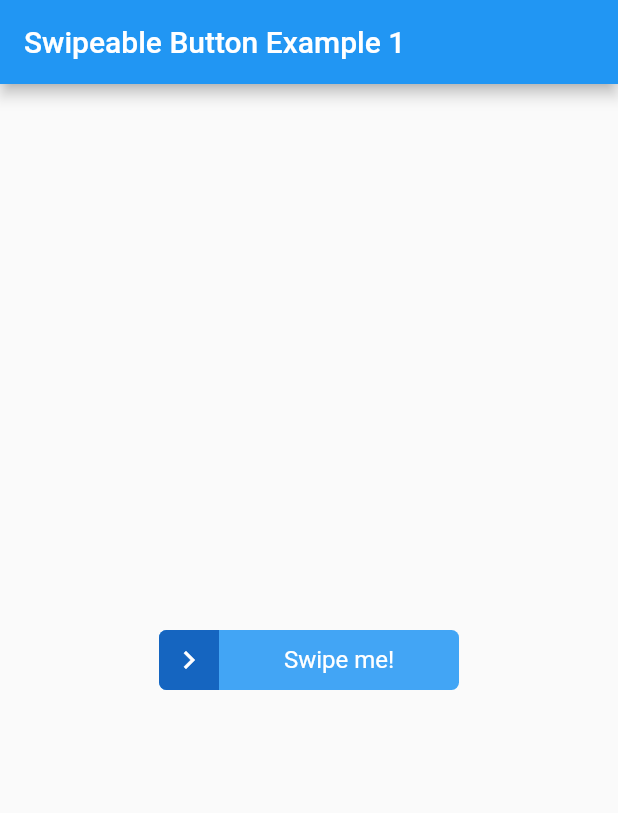
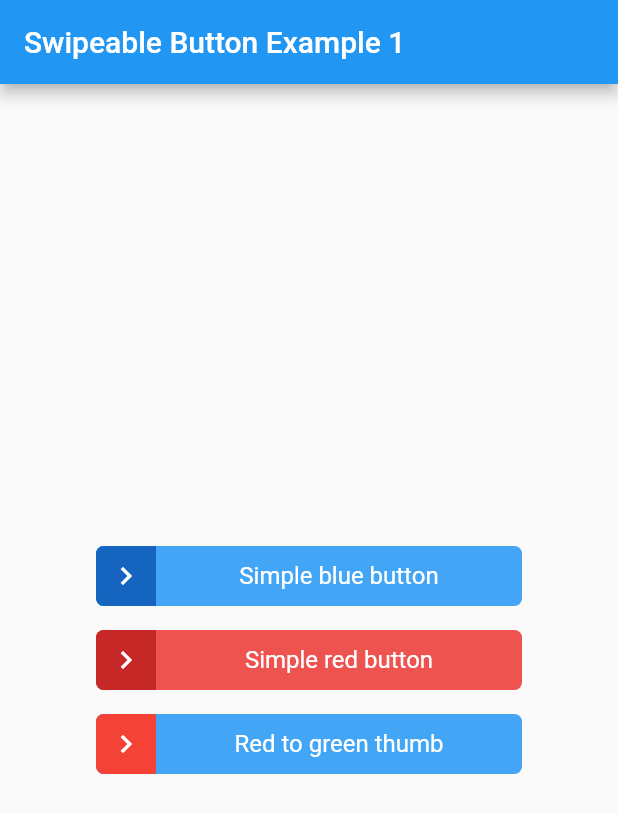
Before and after one commit to dthach4/swipeable_button, a Flutter app: the screen it shows after launch, on a phone screen of 412 x 824 dp. Shown: the top 813 px of the screen. Run offline on Flutter 3.47's test engine with Material 2 defaults, Android fonts, the phone set to English and light mode, and no system bars.

Commit message:
Ver. 0.1.0, unformatted

```diff
--- a/example/swipeable_button_example_1/lib/main.dart
+++ b/example/swipeable_button_example_1/lib/main.dart
@@ -27,9 +27,14 @@ class SwipeableButtonExample1HomePage extends StatelessWidget {
     ),
     body: Center(
       child: SizedBox(
-        width: 200.0,
-        child: SwipeableButton(
-          label: const Center(child: Text("Swipe me!", style: TextStyle(color: Colors.white, fontSize: 16.0))),
+        width: 300.0,
+        child: Column(
+          mainAxisAlignment: MainAxisAlignment.center,
+          children: <Widget>[
+            Padding(
+              padding: const EdgeInsets.all(8.0),
+              child: SwipeableButton.simple(
+                label: const Center(child: Text("Simple blue button", style: TextStyle(color: Colors.white, fontSize: 16.0))),
                 color: Colors.blue.shade400,
                 thumbColor: Colors.blue.shade800,
                 onSwipe: () {
@@ -39,6 +44,48 @@ class SwipeableButtonExample1HomePage extends StatelessWidget {
                 }
               ),
             ),
+            Padding(
+              padding: const EdgeInsets.all(8.0),
+              child: SwipeableButton.simple(
+                label: const Center(child: Text("Simple red button", style: TextStyle(color: Colors.white, fontSize: 16.0))),
+                color: Colors.red.shade400,
+                thumbColor: Colors.red.shade800,
+                onSwipe: () {
+                  ScaffoldMessenger.of(context).showSnackBar(
+                    const SnackBar(content: Text("Thank you for swiping!"),)
+                  );
+                }
+              ),
+            ),
+            Padding(
+              padding: const EdgeInsets.all(8.0),
+              child: SwipeableButton(
+                label: const Center(child: Text("Red to green thumb", style: TextStyle(color: Colors.white, fontSize: 16.0))),
+                color: Colors.blue.shade400,
+                thumbBuilder: (BuildContext context, double swipedFraction, bool hasSwiped) => DecoratedBox(
+                  decoration: BoxDecoration(color: Color.lerp(Colors.red, Colors.green, swipedFraction)),
+                  child: Row(
+                    mainAxisAlignment: MainAxisAlignment.end,
+                    children: <Widget>[
+                      SizedBox(
+                        width: 40.0,
+                        child: hasSwiped
+                          ? const Icon(Icons.check, color: Colors.white)
+                          : const Icon(Icons.chevron_right, color: Colors.white),
+                      ),
+                    ],
+                  ),
+                ),
+                onSwipe: () {
+                  ScaffoldMessenger.of(context).showSnackBar(
+                    const SnackBar(content: Text("Thank you for swiping!"),)
+                  );
+                }
+              ),
+            ),
+          ],
+        ),
+      ),
     ),
   );
 
--- a/lib/swipeable_button.dart
+++ b/lib/swipeable_button.dart
@@ -56,8 +56,11 @@ class SwipeableButton extends StatefulWidget {
   /// The color of the button.
   final Color? color;
 
-  /// The color of the thumb of the button.
-  final Color? thumbColor;
+  /// Returns a widget representing the thumb of the button, based on the
+  /// [context], the amount of swipe applied to the button (from 0.0 to
+  /// 1.0) as [swipedFraction] and whether the swipe has been completed at least
+  /// once as [hasSwiped].
+  final Widget Function(BuildContext context, double swipedFraction, bool hasSwiped) thumbBuilder;
 
   /// The border radius of the button.
   final BorderRadius? borderRadius;
@@ -70,9 +73,41 @@ class SwipeableButton extends StatefulWidget {
     this.oneTime = true,
     this.label,
     this.color,
-    this.thumbColor,
+    required this.thumbBuilder,
     this.borderRadius,
   }): super(key: key);
+
+  /// Creates a [SwipeableButton] with a simplified constructor. It uses a
+  /// default thumb, but the [thumbColor] can be changed. If no [thumbColor] has
+  /// been provided, it uses the primary color of the context's theme.
+  SwipeableButton.simple({
+    Key? key,
+    required this.onSwipe,
+    this.height = 40.0,
+    this.minThumbWidth = 40.0,
+    this.oneTime = true,
+    this.label,
+    this.color,
+    Color? thumbColor,
+    this.borderRadius,
+  }) :
+    thumbBuilder = (
+      (BuildContext context, double swipedFraction, bool hasSwiped) => DecoratedBox(
+        decoration: BoxDecoration(color: thumbColor ?? Theme.of(context).primaryColor),
+        child: Row(
+          mainAxisAlignment: MainAxisAlignment.end,
+          children: <Widget>[
+            SizedBox(
+              width: minThumbWidth,
+              child: hasSwiped && oneTime
+                ? const Icon(Icons.check, color: Colors.white)
+                : const Icon(Icons.chevron_right, color: Colors.white),
+            ),
+          ],
+        ),
+      )
+    ),
+    super(key: key);
 
   @override
   State<SwipeableButton> createState() => _SwipeableButtonState();
@@ -82,20 +117,20 @@ class SwipeableButton extends StatefulWidget {
 class _SwipeableButtonState extends State<SwipeableButton> {
 
   double? draggingPosition;
-  bool hasConfirmed = false;
+  bool hasSwiped = false;
 
   bool get isDragging => null != draggingPosition;
 
   double get thumbWidth => (null == draggingPosition) ? widget.minThumbWidth : (draggingPosition! + widget.minThumbWidth * 0.5);
 
   void updateDraggingPosition(double? horizontalPosition, double width) {
-    if(hasConfirmed && widget.oneTime) {
+    if(hasSwiped && widget.oneTime) {
       return;
     }
     draggingPosition = (null == horizontalPosition) ? null : horizontalPosition.clamp(widget.minThumbWidth * 0.5, width - widget.minThumbWidth * 0.5);
-    if(!hasConfirmed && (horizontalPosition ?? -double.infinity) >= width - widget.minThumbWidth * 0.5) {
+    if(!hasSwiped && (horizontalPosition ?? -double.infinity) >= width - widget.minThumbWidth * 0.5) {
       widget.onSwipe();
-      hasConfirmed = true;
+      hasSwiped = true;
     }
   }
 
@@ -124,7 +159,7 @@ class _SwipeableButtonState extends State<SwipeableButton> {
           setState(() {
             updateDraggingPosition(null, constraints.maxWidth);
             if(!widget.oneTime) {
-              hasConfirmed = false;
+              hasSwiped = false;
             }
           });
         },
@@ -153,20 +188,7 @@ class _SwipeableButtonState extends State<SwipeableButton> {
                     duration: isDragging ? const Duration() : const Duration(milliseconds: 200),
                     curve: Curves.easeOut,
                     width: thumbWidth,
-                    child: DecoratedBox(
-                      decoration: BoxDecoration(color: widget.thumbColor ?? Theme.of(context).primaryColor),
-                      child: Row(
-                        mainAxisAlignment: MainAxisAlignment.end,
-                        children: <Widget>[
-                          SizedBox(
-                            width: widget.minThumbWidth,
-                            child: hasConfirmed && widget.oneTime
-                              ? const Icon(Icons.check, color: Colors.white)
-                              : const Icon(Icons.chevron_right, color: Colors.white),
-                          ),
-                        ],
-                      ),
-                    ),
+                    child: widget.thumbBuilder(context, (widget.minThumbWidth - thumbWidth) / (widget.minThumbWidth - constraints.maxWidth), hasSwiped),
                   ),
                 ],
               ),
--- a/pubspec.yaml
+++ b/pubspec.yaml
@@ -1,5 +1,5 @@
 name: swipeable_button
-description: A swipeable button widget.
+description: A customizable button widget that can be triggered by swiping.
 version: 0.0.1
 repository: https://github.com/dthach4/swipeable_button
 
```
Also changed, not shown: 1 other file. Lines whose indentation alone changed are shown as unchanged.
